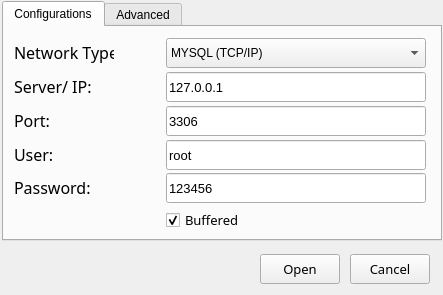
The window that Lib/UI/LAYOUT/ConnectorWindow.ui (fer-moreira/MYQT) describes before a commit, drawn with Qt 5.
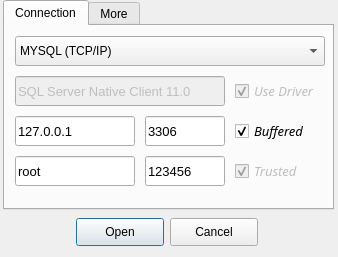
The same window after the commit.

Diff of the .ui file:
```diff
--- a/Lib/UI/LAYOUT/ConnectorWindow.ui
+++ b/Lib/UI/LAYOUT/ConnectorWindow.ui
@@ -6,8 +6,8 @@
    <rect>
     <x>0</x>
     <y>0</y>
-    <width>443</width>
-    <height>295</height>
+    <width>338</width>
+    <height>257</height>
    </rect>
   </property>
   <property name="font">
@@ -20,134 +20,46 @@
    <string>SQL CONNECTOR</string>
   </property>
   <widget class="QWidget" name="centralwidget">
-   <widget class="QPushButton" name="Connect_btn">
-    <property name="enabled">
-     <bool>true</bool>
-    </property>
-    <property name="geometry">
-     <rect>
-      <x>260</x>
-      <y>254</y>
-      <width>80</width>
-      <height>30</height>
-     </rect>
-    </property>
-    <property name="font">
-     <font>
-      <family>Arial,Helvetica,sans-serif</family>
-      <pointsize>10</pointsize>
-      <weight>50</weight>
-      <bold>false</bold>
-     </font>
-    </property>
-    <property name="text">
-     <string>Open</string>
-    </property>
-   </widget>
    <widget class="QTabWidget" name="tabWidget">
     <property name="geometry">
      <rect>
-      <x>2</x>
-      <y>1</y>
-      <width>440</width>
-      <height>240</height>
+      <x>3</x>
+      <y>0</y>
+      <width>331</width>
+      <height>210</height>
      </rect>
     </property>
     <property name="currentIndex">
      <number>0</number>
     </property>
-    <widget class="QWidget" name="cfg">
+    <property name="iconSize">
+     <size>
+      <width>20</width>
+      <height>20</height>
+     </size>
+    </property>
+    <property name="documentMode">
+     <bool>false</bool>
+    </property>
+    <property name="tabsClosable">
+     <bool>false</bool>
+    </property>
+    <property name="movable">
+     <bool>false</bool>
+    </property>
+    <property name="tabBarAutoHide">
+     <bool>false</bool>
+    </property>
+    <widget class="QWidget" name="cnt">
      <attribute name="title">
-      <string>Configurations</string>
+      <string>Connection</string>
      </attribute>
-     <widget class="QLabel" name="label">
-      <property name="geometry">
-       <rect>
-        <x>10</x>
-        <y>10</y>
-        <width>100</width>
-        <height>30</height>
-       </rect>
-      </property>
-      <property name="font">
-       <font>
-        <family>Arial,Helvetica,sans-serif</family>
-        <pointsize>12</pointsize>
-        <weight>50</weight>
-        <bold>false</bold>
-       </font>
-      </property>
-      <property name="text">
-       <string>Network Type:</string>
-      </property>
-      <property name="alignment">
-       <set>Qt::AlignLeading|Qt::AlignLeft|Qt::AlignVCenter</set>
-      </property>
-     </widget>
-     <widget class="QLineEdit" name="host_in">
-      <property name="geometry">
-       <rect>
-        <x>162</x>
-        <y>45</y>
-        <width>260</width>
-        <height>30</height>
-       </rect>
-      </property>
-      <property name="font">
-       <font>
-        <pointsize>10</pointsize>
-        <weight>50</weight>
-        <bold>false</bold>
-       </font>
-      </property>
-      <property name="text">
-       <string>127.0.0.1</string>
-      </property>
-      <property name="frame">
-       <bool>true</bool>
-      </property>
-      <property name="alignment">
-       <set>Qt::AlignLeading|Qt::AlignLeft|Qt::AlignVCenter</set>
-      </property>
-      <property name="clearButtonEnabled">
-       <bool>false</bool>
-      </property>
-     </widget>
-     <widget class="QLineEdit" name="port_in">
-      <property name="geometry">
-       <rect>
-        <x>162</x>
-        <y>79</y>
-        <width>260</width>
-        <height>30</height>
-       </rect>
-      </property>
-      <property name="font">
-       <font>
-        <pointsize>10</pointsize>
-        <weight>50</weight>
-        <bold>false</bold>
-       </font>
-      </property>
-      <property name="text">
-       <string>3306</string>
-      </property>
-      <property name="frame">
-       <bool>true</bool>
-      </property>
-      <property name="alignment">
-       <set>Qt::AlignLeading|Qt::AlignLeft|Qt::AlignVCenter</set>
-      </property>
-      <property name="clearButtonEnabled">
-       <bool>false</bool>
-      </property>
-     </widget>
      <widget class="QLineEdit" name="user_in">
       <property name="geometry">
        <rect>
-        <x>162</x>
-        <y>113</y>
-        <width>260</width>
+        <x>10</x>
+        <y>130</y>
+        <width>120</width>
         <height>30</height>
        </rect>
       </property>
@@ -159,56 +71,19 @@
       <property name="text">
        <string>root</string>
       </property>
+      <property name="placeholderText">
+       <string>User:</string>
+      </property>
       <property name="clearButtonEnabled">
        <bool>false</bool>
       </property>
      </widget>
-     <widget class="QCheckBox" name="buffered">
-      <property name="enabled">
-       <bool>true</bool>
-      </property>
-      <property name="geometry">
-       <rect>
-        <x>162</x>
-        <y>183</y>
-        <width>260</width>
-        <height>20</height>
-       </rect>
-      </property>
-      <property name="font">
-       <font>
-        <family>Arial,Helvetica,sans-serif</family>
-        <pointsize>10</pointsize>
-       </font>
-      </property>
-      <property name="styleSheet">
-       <string notr="true"/>
-      </property>
-      <property name="text">
-       <string>Buffered</string>
-      </property>
-      <property name="checkable">
-       <bool>true</bool>
-      </property>
-      <property name="checked">
-       <bool>true</bool>
-      </property>
-      <property name="autoRepeat">
-       <bool>false</bool>
-      </property>
-      <property name="autoExclusive">
-       <bool>false</bool>
-      </property>
-      <property name="tristate">
-       <bool>false</bool>
-      </property>
-     </widget>
      <widget class="QLineEdit" name="pass_in">
       <property name="geometry">
        <rect>
-        <x>162</x>
-        <y>146</y>
-        <width>260</width>
+        <x>140</x>
+        <y>130</y>
+        <width>80</width>
         <height>30</height>
        </rect>
       </property>
@@ -223,6 +98,9 @@
       <property name="echoMode">
        <enum>QLineEdit::Normal</enum>
       </property>
+      <property name="placeholderText">
+       <string>Password:</string>
+      </property>
       <property name="cursorMoveStyle">
        <enum>Qt::LogicalMoveStyle</enum>
       </property>
@@ -230,36 +108,120 @@
        <bool>false</bool>
       </property>
      </widget>
-     <widget class="QLabel" name="label_2">
+     <widget class="QLineEdit" name="port_in">
       <property name="geometry">
        <rect>
-        <x>10</x>
-        <y>44</y>
-        <width>100</width>
+        <x>140</x>
+        <y>90</y>
+        <width>80</width>
+        <height>30</height>
+       </rect>
+      </property>
+      <property name="font">
+       <font>
+        <pointsize>10</pointsize>
+        <weight>50</weight>
+        <bold>false</bold>
+       </font>
+      </property>
+      <property name="toolTip">
+       <string>&lt;html&gt;&lt;head/&gt;&lt;body&gt;&lt;p&gt;Server PORT&lt;/p&gt;&lt;/body&gt;&lt;/html&gt;</string>
+      </property>
+      <property name="text">
+       <string>3306</string>
+      </property>
+      <property name="frame">
+       <bool>true</bool>
+      </property>
+      <property name="alignment">
+       <set>Qt::AlignLeading|Qt::AlignLeft|Qt::AlignVCenter</set>
+      </property>
+      <property name="placeholderText">
+       <string>Port:</string>
+      </property>
+      <property name="clearButtonEnabled">
+       <bool>false</bool>
+      </property>
+     </widget>
+     <widget class="QCheckBox" name="buffered">
+      <property name="enabled">
+       <bool>true</bool>
+      </property>
+      <property name="geometry">
+       <rect>
+        <x>230</x>
+        <y>90</y>
+        <width>90</width>
         <height>30</height>
        </rect>
       </property>
       <property name="font">
        <font>
         <family>Arial,Helvetica,sans-serif</family>
-        <pointsize>12</pointsize>
+        <pointsize>10</pointsize>
+        <italic>true</italic>
+       </font>
+      </property>
+      <property name="toolTip">
+       <string>&lt;html&gt;&lt;head/&gt;&lt;body&gt;&lt;p&gt;Buffered Connection&lt;/p&gt;&lt;/body&gt;&lt;/html&gt;</string>
+      </property>
+      <property name="text">
+       <string>Buffered</string>
+      </property>
+      <property name="checkable">
+       <bool>true</bool>
+      </property>
+      <property name="checked">
+       <bool>true</bool>
+      </property>
+      <property name="autoRepeat">
+       <bool>false</bool>
+      </property>
+      <property name="autoExclusive">
+       <bool>false</bool>
+      </property>
+      <property name="tristate">
+       <bool>false</bool>
+      </property>
+     </widget>
+     <widget class="QLineEdit" name="host_in">
+      <property name="geometry">
+       <rect>
+        <x>10</x>
+        <y>90</y>
+        <width>120</width>
+        <height>30</height>
+       </rect>
+      </property>
+      <property name="font">
+       <font>
+        <pointsize>10</pointsize>
         <weight>50</weight>
         <bold>false</bold>
        </font>
       </property>
       <property name="text">
-       <string>Server/ IP:</string>
+       <string>127.0.0.1</string>
+      </property>
+      <property name="frame">
+       <bool>true</bool>
       </property>
       <property name="alignment">
        <set>Qt::AlignLeading|Qt::AlignLeft|Qt::AlignVCenter</set>
       </property>
+      <property name="placeholderText">
+       <string>Server/IP:</string>
+      </property>
+      <property name="clearButtonEnabled">
+       <bool>false</bool>
+      </property>
      </widget>
      <widget class="QComboBox" name="comboBox">
       <property name="geometry">
        <rect>
-        <x>162</x>
-        <y>11</y>
-        <width>260</width>
+        <x>10</x>
+        <y>10</y>
+        <width>310</width>
         <height>30</height>
        </rect>
       </property>
@@ -309,77 +271,116 @@
        </property>
       </item>
      </widget>
-     <widget class="QLabel" name="label_4">
+     <widget class="QCheckBox" name="trusted">
+      <property name="enabled">
+       <bool>false</bool>
+      </property>
       <property name="geometry">
        <rect>
-        <x>10</x>
-        <y>78</y>
-        <width>100</width>
+        <x>230</x>
+        <y>130</y>
+        <width>80</width>
         <height>30</height>
        </rect>
       </property>
       <property name="font">
        <font>
         <family>Arial,Helvetica,sans-serif</family>
-        <pointsize>12</pointsize>
-        <weight>50</weight>
-        <bold>false</bold>
+        <pointsize>10</pointsize>
+        <italic>true</italic>
        </font>
       </property>
       <property name="text">
-       <string>Port:</string>
+       <string>Trusted</string>
       </property>
-      <property name="alignment">
-       <set>Qt::AlignLeading|Qt::AlignLeft|Qt::AlignVCenter</set>
+      <property name="checkable">
+       <bool>true</bool>
       </property>
+      <property name="checked">
+       <bool>true</bool>
+      </property>
+      <property name="autoRepeat">
+       <bool>false</bool>
+      </property>
+      <property name="autoExclusive">
+       <bool>false</bool>
+      </property>
+      <property name="tristate">
+       <bool>false</bool>
+      </property>
      </widget>
-     <widget class="QLabel" name="label_5">
+     <widget class="QCheckBox" name="driver">
+      <property name="enabled">
+       <bool>false</bool>
+      </property>
       <property name="geometry">
        <rect>
-        <x>10</x>
-        <y>112</y>
-        <width>100</width>
+        <x>230</x>
+        <y>50</y>
+        <width>90</width>
         <height>30</height>
        </rect>
       </property>
       <property name="font">
        <font>
         <family>Arial,Helvetica,sans-serif</family>
-        <pointsize>12</pointsize>
-        <weight>50</weight>
-        <bold>false</bold>
+        <pointsize>10</pointsize>
+        <italic>true</italic>
        </font>
       </property>
       <property name="text">
-       <string>User:</string>
+       <string>Use Driver</string>
       </property>
-      <property name="alignment">
-       <set>Qt::AlignLeading|Qt::AlignLeft|Qt::AlignVCenter</set>
+      <property name="checkable">
+       <bool>true</bool>
       </property>
+      <property name="checked">
+       <bool>true</bool>
+      </property>
+      <property name="autoRepeat">
+       <bool>false</bool>
+      </property>
+      <property name="autoExclusive">
+       <bool>false</bool>
+      </property>
+      <property name="tristate">
+       <bool>false</bool>
+      </property>
      </widget>
-     <widget class="QLabel" name="label_6">
+     <widget class="QLineEdit" name="driver_in">
+      <property name="enabled">
+       <bool>false</bool>
+      </property>
       <property name="geometry">
        <rect>
         <x>10</x>
-        <y>145</y>
-        <width>100</width>
+        <y>50</y>
+        <width>210</width>
         <height>30</height>
        </rect>
       </property>
       <property name="font">
        <font>
-        <family>Arial,Helvetica,sans-serif</family>
-        <pointsize>12</pointsize>
+        <pointsize>10</pointsize>
         <weight>50</weight>
         <bold>false</bold>
        </font>
       </property>
       <property name="text">
-       <string>Password:</string>
+       <string>SQL Server Native Client 11.0</string>
       </property>
+      <property name="frame">
+       <bool>true</bool>
+      </property>
       <property name="alignment">
        <set>Qt::AlignLeading|Qt::AlignLeft|Qt::AlignVCenter</set>
       </property>
+      <property name="placeholderText">
+       <string>Driver:</string>
+      </property>
+      <property name="clearButtonEnabled">
+       <bool>false</bool>
+      </property>
      </widget>
      <zorder>label_5</zorder>
      <zorder>label_2</zorder>
@@ -395,32 +396,36 @@
     </widget>
     <widget class="QWidget" name="adv">
      <attribute name="title">
-      <string>Advanced</string>
+      <string>More</string>
      </attribute>
     </widget>
    </widget>
-   <widget class="QPushButton" name="Connect_btn_2">
-    <property name="enabled">
-     <bool>true</bool>
-    </property>
+   <widget class="QDialogButtonBox" name="buttons">
     <property name="geometry">
      <rect>
-      <x>350</x>
-      <y>254</y>
-      <width>80</width>
+      <x>12</x>
+      <y>217</y>
+      <width>310</width>
       <height>30</height>
      </rect>
     </property>
     <property name="font">
      <font>
-      <family>Arial,Helvetica,sans-serif</family>
       <pointsize>10</pointsize>
-      <weight>50</weight>
-      <bold>false</bold>
      </font>
     </property>
-    <property name="text">
-     <string>Cancel</string>
+    <property name="styleSheet">
+     <string notr="true">	min-width: 80px;
+ min-height: 20px;</string>
+    </property>
+    <property name="orientation">
+     <enum>Qt::Horizontal</enum>
+    </property>
+    <property name="standardButtons">
+     <set>QDialogButtonBox::Cancel|QDialogButtonBox::Open</set>
+    </property>
+    <property name="centerButtons">
+     <bool>true</bool>
     </property>
    </widget>
    <zorder>tabWidget</zorder>
```
Left out of the diff: 68 changed lines with no effect on the pictures.
